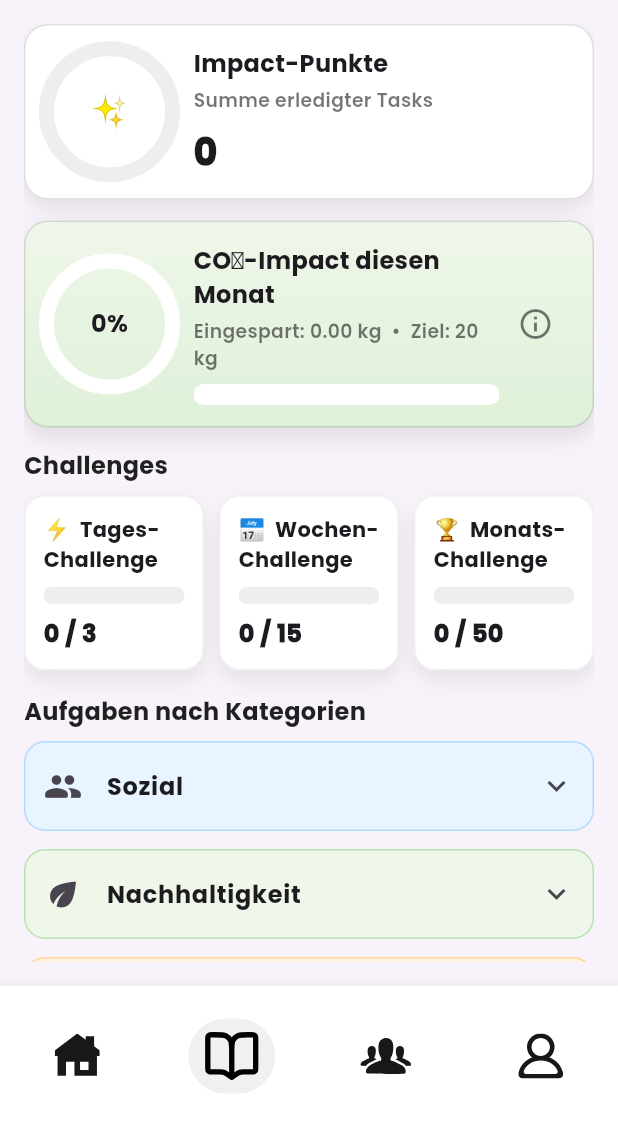
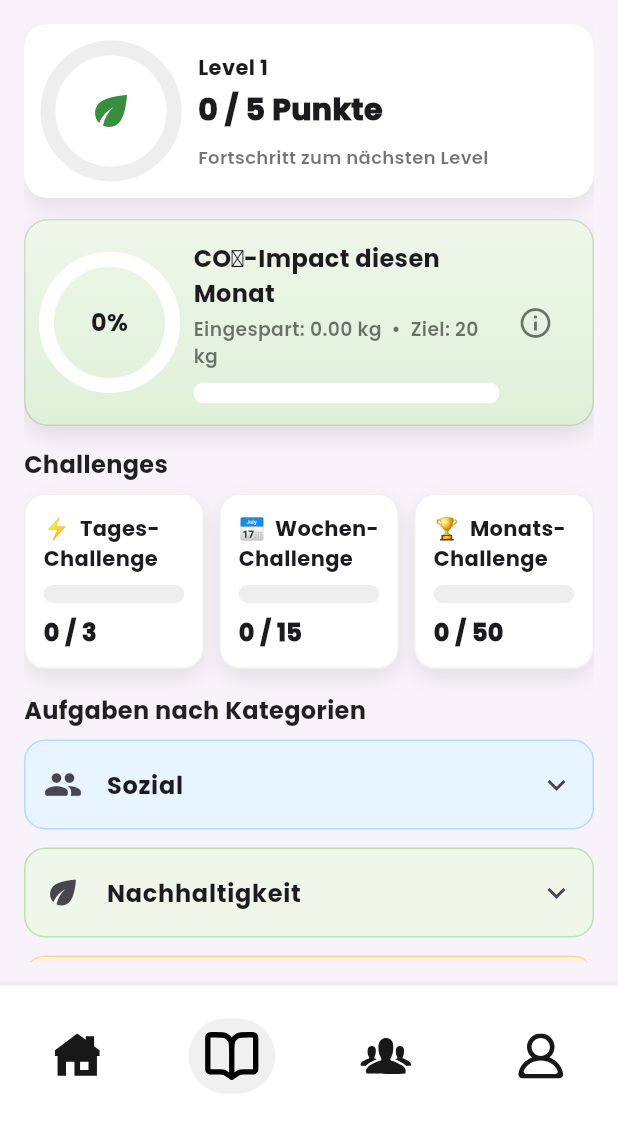
Before and after one commit to WannaChry/Daily-Good, a Flutter app: the HomePage screen opened by its route, item 2 of the bottom bar chosen, on a phone screen of 412 x 824 dp, the part 108-1236 px from its top. Run offline on Flutter 3.47's test engine with Material 3 defaults, Android fonts, the light colour scheme and no system bars; our stand-ins replace cloud_firestore, firebase_auth, firebase_core, firebase_storage, flutter_svg, google_fonts and 1 more; accounts and stored records are empty; project files that could hold a hidden picture were left out.

Commit message:
27.09 - Bug fix bei Tasks 2.0

```diff
--- a/lib/pages/second_page/activity_page.dart
+++ b/lib/pages/second_page/activity_page.dart
@@ -14,6 +14,8 @@ import 'package:studyproject/pages/second_page/subpages/kpiCard.dart';
 import 'package:studyproject/pages/second_page/subpages/category_section.dart';
 import 'package:studyproject/pages/second_page/subpages/co2_impact_card.dart';
 import 'package:studyproject/pages/second_page/subpages/challenge_row.dart';
+import 'package:studyproject/pages/second_page/subpages/level_progess.dart';
+import 'package:studyproject/pages/second_page/subpages/level_progress_card.dart';
 
 import 'package:studyproject/pages/constants/goals.dart';
 
@@ -101,7 +103,7 @@ class _ActivityPageState extends State<ActivityPage> {
 
     // erledigte Tasks laden und UI aktualisieren
     _taskService.loadCompletedTasks(widget.tasks).then((_) {
-      setState(() {});
+      setState(() {}); // UI aktualisieren
     });
   }
 
@@ -120,12 +122,10 @@ class _ActivityPageState extends State<ActivityPage> {
           // ---------- KPI-Karten ----------
           Column(
             children: [
-              KpiCard(
-                title: 'Impact-Punkte',
-                value: _impactPoints.toString(),
-                subtitle: 'Summe erledigter Tasks',
-                emoji: '✨',
-                progress: (_impactPoints / 200).clamp(0.0, 1.0),
+              LevelProgressCard(
+                totalPoints: _impactPoints,
+                level: getLevel(_impactPoints),
+                progress: getLevelProgress(_impactPoints),
               ),
               const SizedBox(height: 14),
               Co2ImpactCard(
--- /dev/null
+++ b/lib/pages/second_page/subpages/level_progess.dart
@@ -0,0 +1,28 @@
+// lib/utils/level_utils.dart
+int getLevel(int points) {
+  const levelThresholds = [0, 5, 25, 50, 100, 200]; // Punkte für Level 1,2,3...
+
+  int level = 1;
+  for (int i = 0; i < levelThresholds.length; i++) {
+    if (points >= levelThresholds[i]) {
+      level = i + 1;
+    } else {
+      break;
+    }
+  }
+  return level;
+}
+
+double getLevelProgress(int points) {
+  const levelThresholds = [0, 5, 25, 50, 100, 200];
+
+  int currentLevel = getLevel(points);
+  int prevThreshold = levelThresholds[currentLevel - 1];
+  int nextThreshold = currentLevel < levelThresholds.length
+      ? levelThresholds[currentLevel]
+      : prevThreshold; // Max Level bleibt 100%
+
+  if (nextThreshold == prevThreshold) return 1.0;
+
+  return ((points - prevThreshold) / (nextThreshold - prevThreshold)).clamp(0.0, 1.0);
+}
--- /dev/null
+++ b/lib/pages/second_page/subpages/level_progress_card.dart
@@ -0,0 +1,123 @@
+import 'package:flutter/material.dart';
+import 'package:google_fonts/google_fonts.dart';
+
+class LevelProgressCard extends StatefulWidget {
+  final int totalPoints;
+  final int level;
+  final double progress;
+
+  const LevelProgressCard({
+    super.key,
+    required this.totalPoints,
+    required this.level,
+    required this.progress,
+  });
+
+  @override
+  State<LevelProgressCard> createState() => _LevelProgressCardState();
+}
+
+class _LevelProgressCardState extends State<LevelProgressCard>
+    with SingleTickerProviderStateMixin {
+  late AnimationController _controller;
+  late Animation<double> _progressAnimation;
+
+  @override
+  void initState() {
+    super.initState();
+    _controller = AnimationController(
+      vsync: this,
+      duration: const Duration(milliseconds: 800),
+    );
+
+    _progressAnimation = Tween<double>(begin: 0, end: widget.progress)
+        .animate(CurvedAnimation(parent: _controller, curve: Curves.easeOutCubic));
+
+    _controller.forward();
+  }
+
+  int _getNextLevelPoints(int points) {
+    const levelThresholds = [0, 5, 25, 50, 100, 200];
+    for (final threshold in levelThresholds) {
+      if (points < threshold) return threshold;
+    }
+    return levelThresholds.last;
+  }
+
+  @override
+  void didUpdateWidget(covariant LevelProgressCard oldWidget) {
+    super.didUpdateWidget(oldWidget);
+    if (oldWidget.progress != widget.progress) {
+      _progressAnimation = Tween<double>(begin: _progressAnimation.value, end: widget.progress)
+          .animate(CurvedAnimation(parent: _controller, curve: Curves.easeOutCubic));
+      _controller
+        ..reset()
+        ..forward();
+    }
+  }
+
+  @override
+  void dispose() {
+    _controller.dispose();
+    super.dispose();
+  }
+
+  @override
+  Widget build(BuildContext context) {
+    final nextLevelPoints = _getNextLevelPoints(widget.totalPoints);
+
+    return Container(
+      padding: const EdgeInsets.all(16),
+      decoration: BoxDecoration(
+        color: Colors.white,
+        borderRadius: BorderRadius.circular(16),
+        boxShadow: const [BoxShadow(color: Color(0x14000000), blurRadius: 10, offset: Offset(0, 6))],
+      ),
+      child: Row(
+        children: [
+          SizedBox(
+            width: 84,
+            height: 84,
+            child: Stack(
+              fit: StackFit.expand,
+              children: [
+                AnimatedBuilder(
+                  animation: _progressAnimation,
+                  builder: (context, child) => CircularProgressIndicator(
+                    value: _progressAnimation.value,
+                    strokeWidth: 10,
+                    backgroundColor: Colors.grey.shade200,
+                    valueColor: AlwaysStoppedAnimation<Color>(Colors.green.shade400),
+                  ),
+                ),
+                Center(child: Icon(Icons.eco, size: 32, color: Colors.green.shade700)),
+              ],
+            ),
+          ),
+          const SizedBox(width: 16),
+          Expanded(
+            child: Column(
+              crossAxisAlignment: CrossAxisAlignment.start,
+              children: [
+                Text(
+                  'Level ${widget.level}',
+                  style: GoogleFonts.poppins(fontSize: 14, fontWeight: FontWeight.w700),
+                ),
+                const SizedBox(height: 4),
+                Text(
+                  '${widget.totalPoints} / $nextLevelPoints Punkte',
+                  style: GoogleFonts.poppins(fontSize: 20, fontWeight: FontWeight.w900),
+                ),
+                const SizedBox(height: 8),
+                Text(
+                  'Fortschritt zum nächsten Level',
+                  style: GoogleFonts.poppins(fontSize: 12, fontWeight: FontWeight.w600, color: Colors.black54),
+                ),
+              ],
+            ),
+          ),
+        ],
+      ),
+    );
+  }
+}
```
